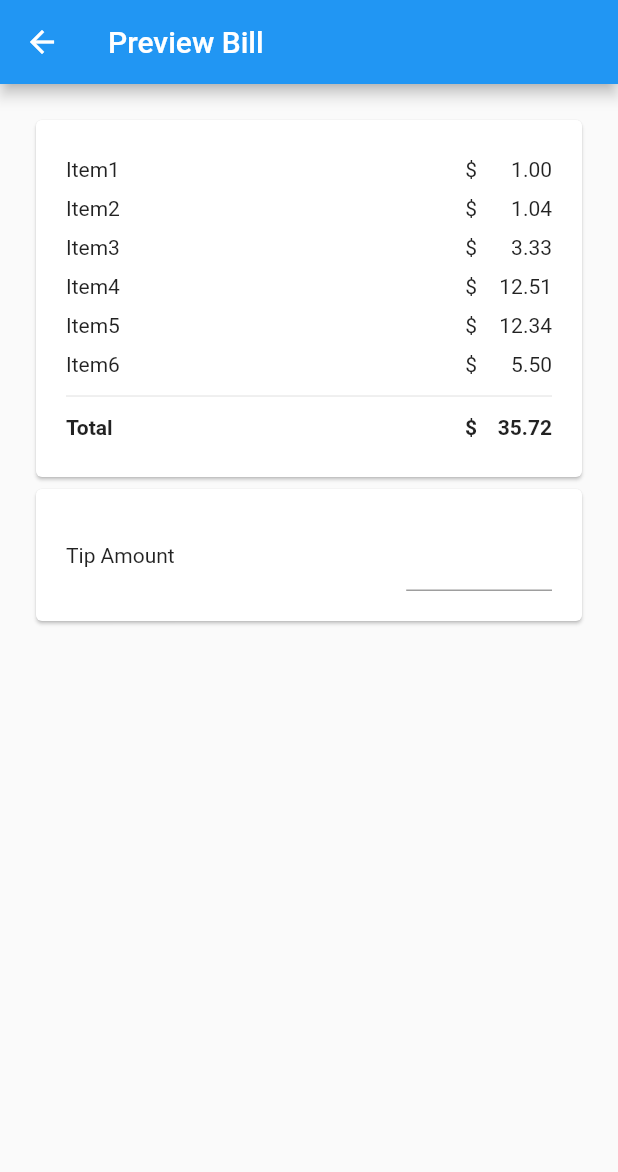
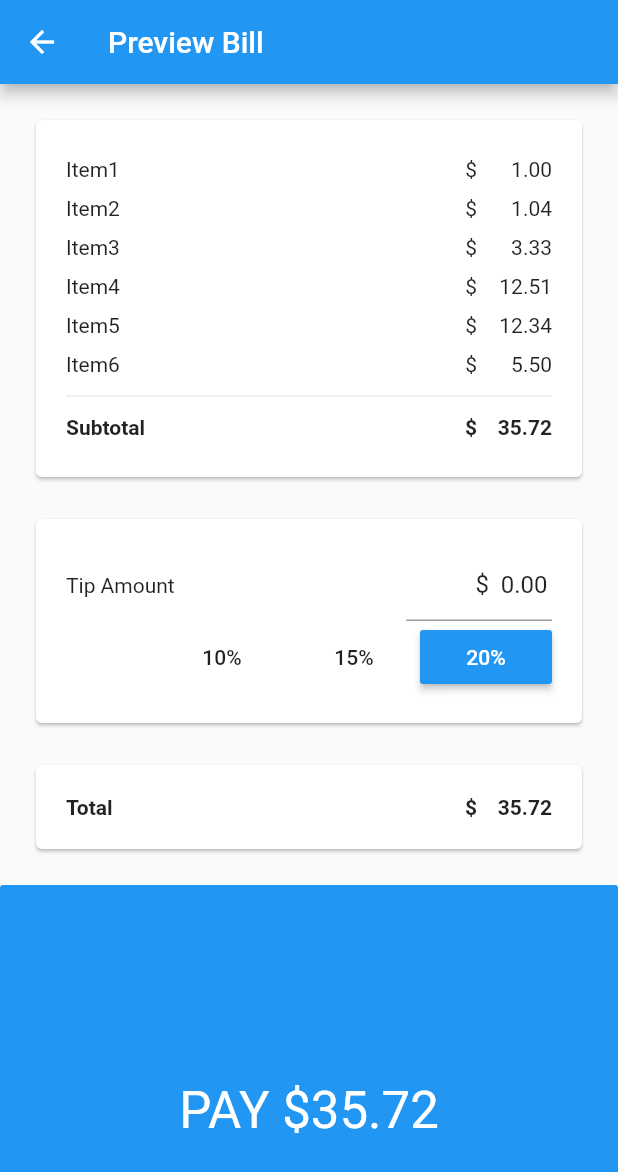
Before and after one commit to DSC-MtA/unipay-mta, a Flutter app: the PreviewBillPage screen opened directly, on a phone screen of 412 x 824 dp. Shown: the top 1172 px of the screen. Run offline on Flutter 3.47's test engine with Material 2 defaults, Android fonts, the phone set to English and light mode, and no system bars.

Commit message:
Added a section for totalling and paying for the order.

```diff
--- a/lib/preview_bill/bill_summary.dart
+++ b/lib/preview_bill/bill_summary.dart
@@ -27,7 +27,9 @@ class BillSummary extends StatelessWidget {
 
   @override
   Widget build(BuildContext context) {
-    return Card(
+    return Container(
+      padding: EdgeInsets.all(20),
+      child: Card(
         child: Container(
           padding: EdgeInsets.all(20),
           child: Column(
@@ -53,7 +55,7 @@ class BillSummary extends StatelessWidget {
               Divider(),
               buildRow(
                 left: Text(
-                'Total',
+                  'Subtotal',
                   style: TextStyle(fontWeight: FontWeight.bold),
                 ),
                 right: Row(
@@ -77,6 +79,7 @@ class BillSummary extends StatelessWidget {
             ],
           ),
         ),
+      ),
     );
   }
 }
--- a/lib/preview_bill/preview_bill_page.dart
+++ b/lib/preview_bill/preview_bill_page.dart
@@ -1,7 +1,9 @@
 import 'package:flutter/material.dart';
 import 'bill_summary.dart';
 import 'tip_selector.dart';
+import 'total_widget.dart';
 import '../util/bill_items.dart';
+import '../util/money_formatter.dart';
 
 const PAGE_NAME = 'Preview Bill';
 const TEMP_ITEMS = [
@@ -13,7 +15,17 @@ const TEMP_ITEMS = [
   BillItem('Item6', 550),
 ];
 
-class PreviewBillPage extends StatelessWidget {
+class PreviewBillPage extends StatefulWidget {
+  State<StatefulWidget> createState() => _PreviewBillPageState();
+}
+
+class _PreviewBillPageState extends State<PreviewBillPage> {
+  int _tipAmount = 0;
+  void changeTip(int value) {
+    setState(() {
+      _tipAmount = value;
+    });
+  }
 
   @override
   Widget build(BuildContext context) {
@@ -22,10 +34,26 @@ class PreviewBillPage extends StatelessWidget {
         title: const Text(PAGE_NAME),
       ),
       body: ListView(
-        padding: const EdgeInsets.all(20),
         children: <Widget>[
           BillSummary(billItems: TEMP_ITEMS),
-          TipSelector(),
+          TipSelector(
+            billSubtotal: sumUpBill(TEMP_ITEMS),
+            tipAmount: _tipAmount,
+            changeTip: changeTip,
+          ),
+          TotalWidget(total: sumUpBill(TEMP_ITEMS) + _tipAmount),
+          FlatButton(
+            onPressed: ()=>print('pressed'),
+            color: Theme.of(context).primaryColor,
+            child: Container(
+              height: 300,
+              alignment: Alignment.center,
+              child: Text(
+                'PAY \$${formatMoney(sumUpBill(TEMP_ITEMS) + _tipAmount)}',
+                style: Theme.of(context).textTheme.display1.copyWith(color: Colors.white),
+              ),
+            ),
+          ),
         ],
       ),
     );
--- a/lib/preview_bill/tip_selector.dart
+++ b/lib/preview_bill/tip_selector.dart
@@ -2,24 +2,27 @@ import 'package:flutter/material.dart';
 import '../util/money_formatter.dart';
 
 class TipSelector extends StatefulWidget {
-  const TipSelector({@required this.billSubtotal});
+  const TipSelector({
+    @required this.billSubtotal,
+    @required this.tipAmount,
+    @required this.changeTip,
+  });
   final int billSubtotal;
+  final int tipAmount;
+  final Function changeTip;
   @override
-  State<StatefulWidget> createState() => _TipSelectorState();
+  _TipSelectorState createState() => _TipSelectorState();
 }
 
 class _TipSelectorState extends State<TipSelector> {
-  int tipAmount = 0;
   TextEditingController _tipTextController = TextEditingController();
-
-  void changeTipTo(int value) {
-    tipAmount = value;
-    _tipTextController.text = '\$  ${formatMoney(tipAmount)}';
-  }
 
   @override
   Widget build(BuildContext context) {
-    return Card(
+    _tipTextController.text = '\$  ${formatMoney(widget.tipAmount)}';
+    return Container(
+      padding: EdgeInsets.fromLTRB(20, 0, 20, 20),
+      child: Card(
         child: Container(
           padding: EdgeInsets.all(20),
           child: Column(
@@ -36,14 +39,34 @@ class _TipSelectorState extends State<TipSelector> {
                       textAlign: TextAlign.end,
                       keyboardType: TextInputType.numberWithOptions(),
                       onChanged: (String value) async {
-                      changeTipTo(extractInt(value));
+                        widget.changeTip(extractInt(value));
                       },
                       controller: _tipTextController,
                     ),
                   ),
                 ],
               ),
+              Row(
+                mainAxisAlignment: MainAxisAlignment.end,
+                children: <Widget>[
+                  FlatButton(
+                    child: const Text('10%'),
+                    onPressed: () => widget.changeTip(widget.billSubtotal ~/ 10),
+                  ),
+                  FlatButton(
+                      child: const Text('15%'),
+                      onPressed: () =>
+                          widget.changeTip(widget.billSubtotal * 3 ~/ 20)),
+                  RaisedButton(
+                    child:
+                        const Text('20%', style: TextStyle(color: Colors.white)),
+                    onPressed: () => widget.changeTip(widget.billSubtotal ~/ 5),
+                    color: Theme.of(context).primaryColor,
+                  ),
                 ],
+              ),
+            ],
+          ),
         ),
       ),
     );
--- /dev/null
+++ b/lib/preview_bill/total_widget.dart
@@ -0,0 +1,50 @@
+import 'package:flutter/material.dart';
+import '../util/money_formatter.dart';
+
+class TotalWidget extends StatelessWidget {
+  TotalWidget({@required this.total});
+  final int total;
+
+  @override
+  Widget build(BuildContext context) {
+    return Container(
+      padding: EdgeInsets.fromLTRB(20, 0, 20, 20),
+      child: Card(
+        child: Container(
+          padding: EdgeInsets.all(20),
+          child: Row(
+            children: <Widget>[
+              Expanded(
+                flex: 7,
+                child: Text(
+                  'Total',
+                  style: TextStyle(fontWeight: FontWeight.bold),
+                ),
+              ),
+              Expanded(
+                flex: 3,
+                child: Row(
+                  mainAxisAlignment: MainAxisAlignment.end,
+                  children: <Widget>[
+                    Text(
+                      '\$',
+                      style: TextStyle(fontWeight: FontWeight.bold),
+                    ),
+                    Container(
+                      width: 50,
+                      alignment: Alignment.centerRight,
+                      child: Text(
+                        '${formatMoney(total)}',
+                        style: TextStyle(fontWeight: FontWeight.bold),
+                      ),
+                    ),
+                  ],
+                ),
+              ),
+            ],
+          ),
+        ),
+      ),
+    );
+  }
+}
```
Lines whose indentation alone changed are shown as unchanged.
